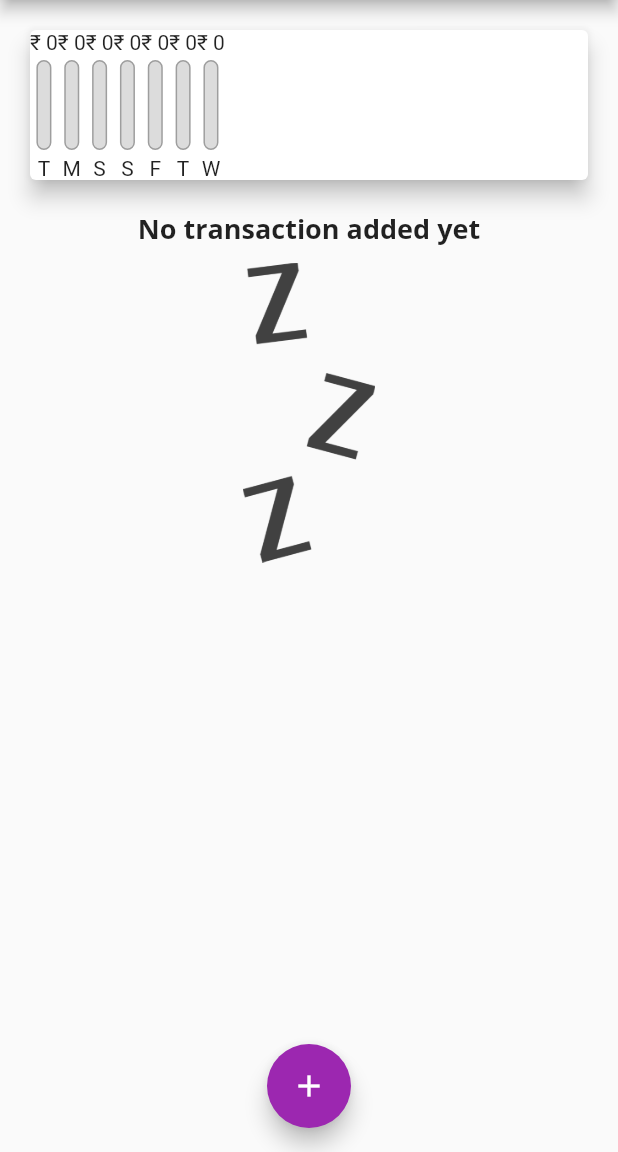
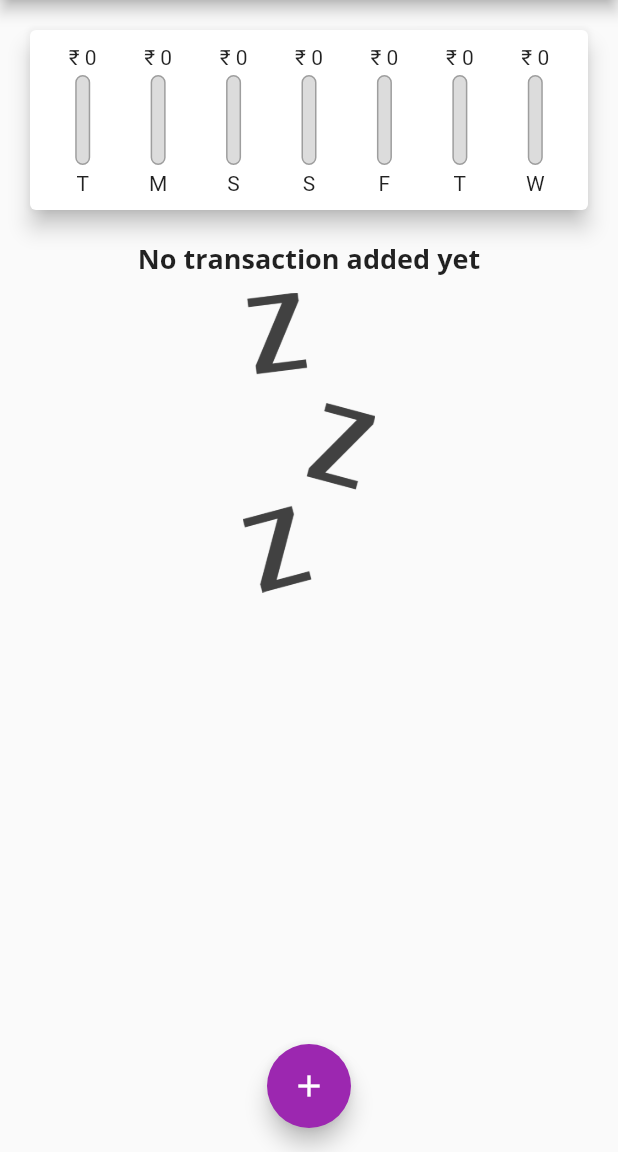
Before and after one commit to kalph1998/expense-tracker_flutter, a Flutter app: the screen it shows after launch, on a phone screen of 412 x 824 dp, the part 84-1236 px from its top. Run offline on Flutter 3.47's test engine with Material 2 defaults, Android fonts, the phone set to English and light mode, and no system bars.

Commit message:
added flexible

```diff
--- a/lib/widgets/chart.dart
+++ b/lib/widgets/chart.dart
@@ -40,16 +40,23 @@ class Chart extends StatelessWidget {
   Widget build(BuildContext context) {
     return Card(
       elevation: 6,
-      margin: EdgeInsets.all(20),
+      margin: const EdgeInsets.all(20),
+      child: Padding(
+        padding: const EdgeInsets.all(10),
         child: Row(
+          mainAxisAlignment: MainAxisAlignment.spaceAround,
           children: groupedTransactionValues.map((data) {
-          return ChartBar(
+            return Flexible(
+              fit: FlexFit.tight,
+              child: ChartBar(
                   data['Day'].toString(),
                   double.parse(data['amount'].toString()),
                   totalSpending == 0.0
                       ? 0.0
-                  : (data['amount'] as double) / totalSpending);
+                      : (data['amount'] as double) / totalSpending),
+            );
           }).toList(),
+        ),
       ),
     );
   }
--- a/lib/widgets/chart_bar.dart
+++ b/lib/widgets/chart_bar.dart
@@ -13,7 +13,7 @@ class ChartBar extends StatelessWidget {
   Widget build(BuildContext context) {
     return Column(
       children: [
-        Text('₹ ${spendingAmount.toStringAsFixed(0)}'),
+        FittedBox(child: Text('₹ ${spendingAmount.toStringAsFixed(0)}')),
         const SizedBox(
           height: 4,
         ),
```
Lines whose indentation alone changed are shown as unchanged.
